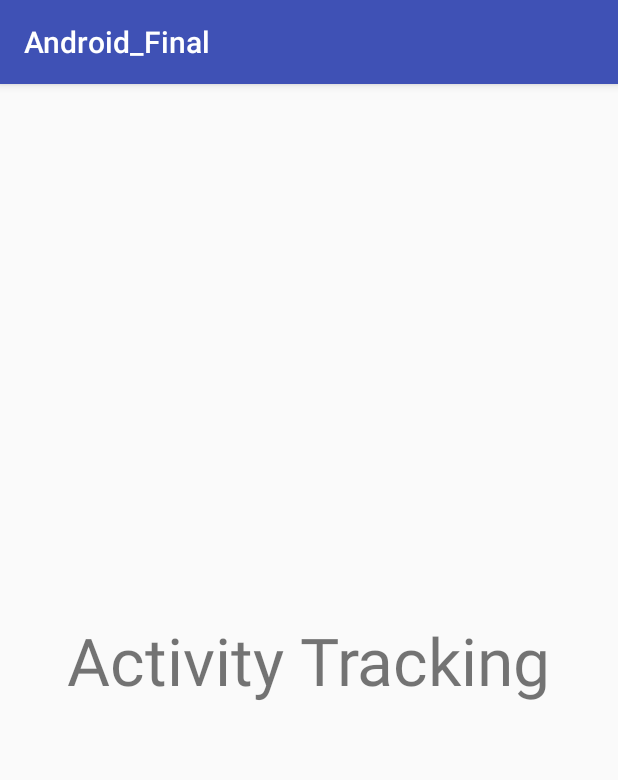
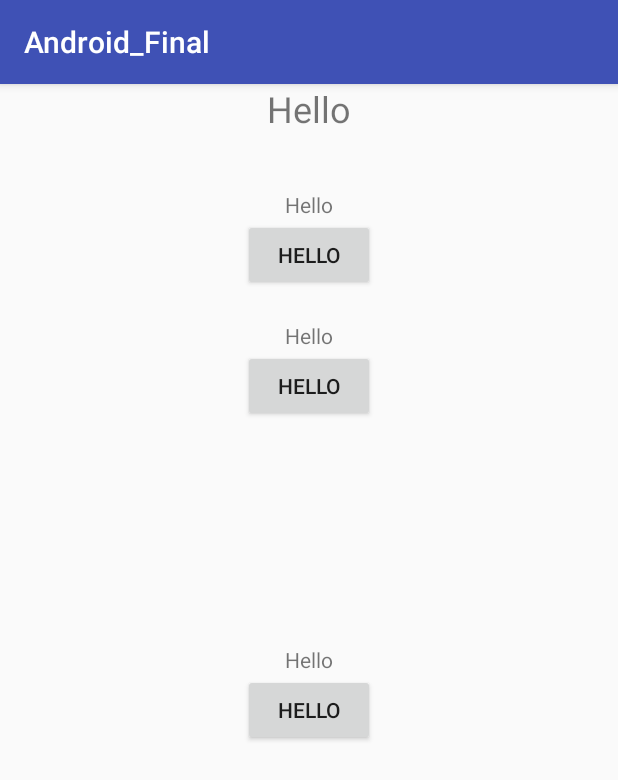
Before and after one commit to Chou0117/AndroidFinalProjectV3, an Android app: the ActivityActivity screen opened directly, with no data from a screen before it, on a phone screen of 412 x 824 dp. Shown: the top 780 px of the screen. Run offline under Robolectric (Android 15) with nearby library versions, the phone set to English and light mode, and no system bars.

Commit message:
Initial Commit. Changed basic buttons, all text set to Hello. Testing

```diff
--- a/app/src/main/AndroidManifest.xml
+++ b/app/src/main/AndroidManifest.xml
@@ -20,7 +20,7 @@
         <activity android:name=".FoodActivity" />
         <activity android:name=".AutomobileActivity" />
         <activity android:name=".ThermostatActivity" />
-        <activity android:name=".ActivityActivity"></activity>
+        <activity android:name=".ActivityActivity"/>
 
 
     </application>
--- a/app/src/main/res/layout/activity_activity.xml
+++ b/app/src/main/res/layout/activity_activity.xml
@@ -1,5 +1,5 @@
 <?xml version="1.0" encoding="utf-8"?>
-<android.support.constraint.ConstraintLayout xmlns:android="http://schemas.android.com/apk/res/android"
+<RelativeLayout xmlns:android="http://schemas.android.com/apk/res/android"
     xmlns:app="http://schemas.android.com/apk/res-auto"
     xmlns:tools="http://schemas.android.com/tools"
     android:layout_width="match_parent"
@@ -7,13 +7,84 @@
 
 
     <TextView
+        android:id="@+id/textView"
         android:layout_width="wrap_content"
         android:layout_height="wrap_content"
-        android:text="Activity Tracking"
-        android:textSize = "44sp"
-        app:layout_constraintBottom_toBottomOf="parent"
-        app:layout_constraintLeft_toLeftOf="parent"
-        app:layout_constraintRight_toRightOf="parent"
-        app:layout_constraintTop_toTopOf="parent" />
+        android:text="Hello"
+        android:textSize="24sp"
+        android:layout_centerHorizontal="true"
+        />
 
-</android.support.constraint.ConstraintLayout>
+    <TextView
+        android:id="@+id/activity_Message_1"
+        android:layout_width="wrap_content"
+        android:layout_height="wrap_content"
+        android:layout_below="@+id/textView"
+        android:layout_centerHorizontal="true"
+        android:layout_marginTop="38dp"
+        android:text="Hello" />
+
+
+    <TextView
+        android:id="@+id/activity_Message_2"
+        android:layout_width="wrap_content"
+        android:layout_height="wrap_content"
+        android:layout_below="@+id/activity_Button1"
+        android:layout_centerHorizontal="true"
+        android:layout_marginTop="20dp"
+        android:text="Hello" />
+
+    <TextView
+        android:id="@+id/activity_Message_3"
+        android:layout_width="wrap_content"
+        android:layout_height="wrap_content"
+        android:layout_centerHorizontal="true"
+        android:layout_centerVertical="true"
+        android:text="Hello" />
+
+    <Button
+        android:id="@+id/activity_Button2"
+        android:layout_width="wrap_content"
+        android:layout_height="wrap_content"
+        android:layout_below="@+id/activity_Message_2"
+        android:layout_centerHorizontal="true"
+        android:layout_marginBottom="38dp"
+        android:text="Hello" />
+
+    <Button
+        android:id="@+id/activity_Button3"
+        android:layout_width="wrap_content"
+        android:layout_height="wrap_content"
+        android:layout_below="@+id/activity_Message_3"
+        android:layout_centerHorizontal="true"
+        android:text="Hello" />
+
+    <Button
+        android:id="@+id/activity_Button1"
+        android:layout_width="wrap_content"
+        android:layout_height="wrap_content"
+        android:layout_alignEnd="@+id/activity_Button3"
+        android:layout_below="@+id/activity_Message_1"
+        android:text="Hello" />
+
+    <!--<Button-->
+    <!--android:id="@+id/activity_button"-->
+    <!--android:layout_width="wrap_content"-->
+    <!--android:layout_height="wrap_content"-->
+    <!--tools:layout_editor_absoluteX="148dp"-->
+    <!--tools:layout_editor_absoluteY="0dp" />-->
+
+    <!--<ListView-->
+    <!--android:layout_width="wrap_content"-->
+    <!--android:layout_height="wrap_content"-->
+    <!--android:id="@+id/activity_listView"/>-->
+
+    <!--<EditText-->
+    <!--android:id="@+id/activity_editText"-->
+    <!--android:layout_width="wrap_content"-->
+    <!--android:layout_height="wrap_content"-->
+    <!--android:inputType="text"-->
+    <!--tools:layout_editor_absoluteX="182dp"-->
+    <!--tools:layout_editor_absoluteY="66dp" />-->
+
+</RelativeLayout>
```
